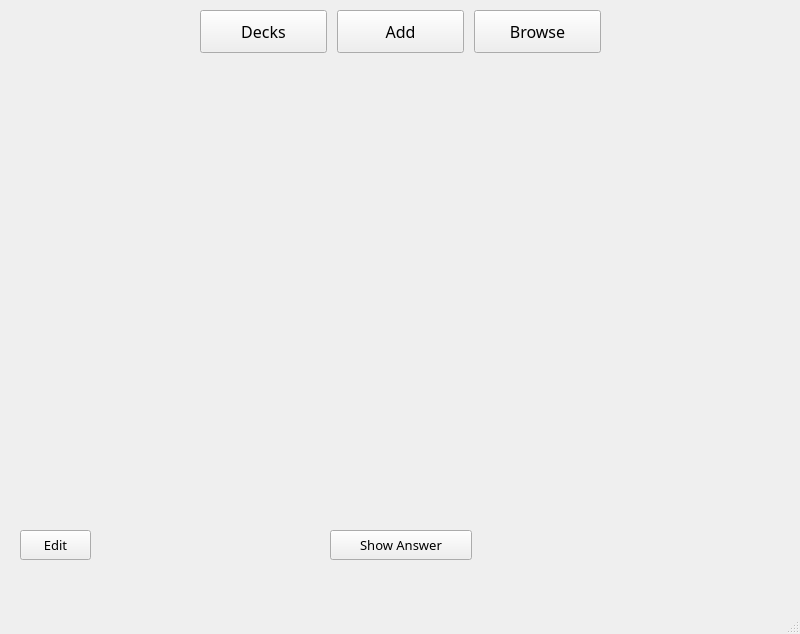
Qt form mainwindow.ui (sapondanaisriwan/Do-for-) before a commit.
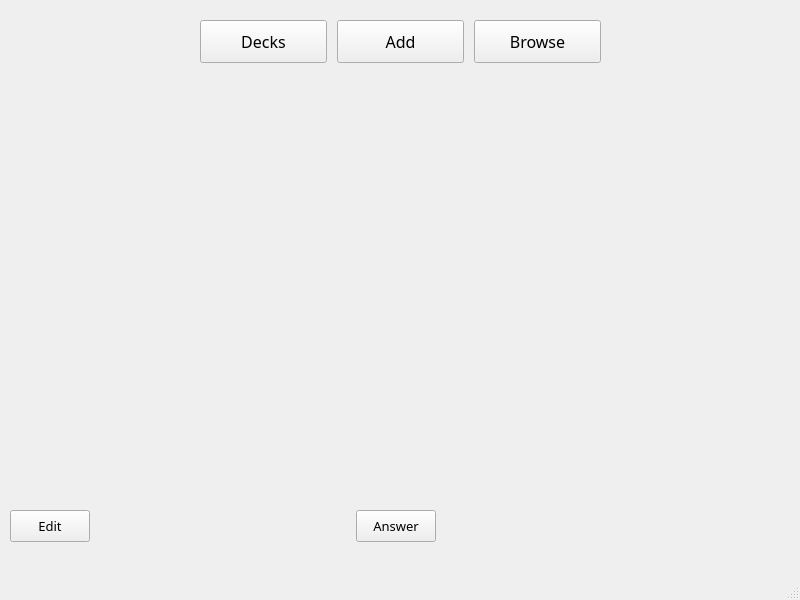
The same form after that commit.

Commit message: resize button

The edit to the form file:
```diff
--- a/mainwindow.ui
+++ b/mainwindow.ui
@@ -2,12 +2,18 @@
 <ui version="4.0">
  <class>MainWindow</class>
  <widget class="QMainWindow" name="MainWindow">
+  <property name="windowModality">
+   <enum>Qt::WindowModality::NonModal</enum>
+  </property>
+  <property name="enabled">
+   <bool>true</bool>
+  </property>
   <property name="geometry">
    <rect>
     <x>0</x>
     <y>0</y>
     <width>800</width>
-    <height>634</height>
+    <height>600</height>
    </rect>
   </property>
   <property name="maximumSize">
@@ -24,7 +30,7 @@
     <property name="geometry">
      <rect>
       <x>0</x>
-      <y>10</y>
+      <y>20</y>
       <width>801</width>
       <height>43</height>
      </rect>
@@ -120,17 +126,61 @@
      </item>
     </layout>
    </widget>
-   <widget class="QPushButton" name="pushButton_4">
+   <widget class="QWidget" name="gridLayoutWidget_2">
     <property name="geometry">
      <rect>
-      <x>20</x>
-      <y>530</y>
-      <width>71</width>
-      <height>30</height>
+      <x>0</x>
+      <y>510</y>
+      <width>801</width>
+      <height>32</height>
      </rect>
     </property>
+    <layout class="QGridLayout" name="gridLayout_3" rowstretch="0">
+     <property name="sizeConstraint">
+      <enum>QLayout::SizeConstraint::SetMinimumSize</enum>
+     </property>
+     <property name="leftMargin">
+      <number>10</number>
+     </property>
+     <property name="topMargin">
+      <number>0</number>
+     </property>
+     <property name="rightMargin">
+      <number>365</number>
+     </property>
+     <property name="bottomMargin">
+      <number>0</number>
+     </property>
+     <property name="spacing">
+      <number>10</number>
+     </property>
+     <item row="0" column="2">
+      <widget class="QPushButton" name="pushButton_9">
     <property name="sizePolicy">
-     <sizepolicy hsizetype="Minimum" vsizetype="Minimum">
+        <sizepolicy hsizetype="Minimum" vsizetype="MinimumExpanding">
+         <horstretch>0</horstretch>
+         <verstretch>0</verstretch>
+        </sizepolicy>
+       </property>
+       <property name="font">
+        <font>
+         <family>Corbel</family>
+         <pointsize>10</pointsize>
+         <italic>false</italic>
+        </font>
+       </property>
+       <property name="cursor">
+        <cursorShape>PointingHandCursor</cursorShape>
+       </property>
+       <property name="text">
+        <string>Answer</string>
+       </property>
+      </widget>
+     </item>
+     <item row="0" column="0">
+      <widget class="QPushButton" name="pushButton_10">
+       <property name="sizePolicy">
+        <sizepolicy hsizetype="Minimum" vsizetype="MinimumExpanding">
       <horstretch>0</horstretch>
       <verstretch>0</verstretch>
      </sizepolicy>
@@ -149,34 +199,21 @@
      <string>Edit</string>
     </property>
    </widget>
-   <widget class="QPushButton" name="pushButton_5">
-    <property name="geometry">
-     <rect>
-      <x>330</x>
-      <y>530</y>
-      <width>142</width>
-      <height>30</height>
-     </rect>
-    </property>
-    <property name="sizePolicy">
-     <sizepolicy hsizetype="Minimum" vsizetype="MinimumExpanding">
-      <horstretch>0</horstretch>
-      <verstretch>0</verstretch>
-     </sizepolicy>
-    </property>
-    <property name="font">
-     <font>
-      <family>Corbel</family>
-      <pointsize>10</pointsize>
-      <bold>false</bold>
-     </font>
-    </property>
-    <property name="cursor">
-     <cursorShape>PointingHandCursor</cursorShape>
-    </property>
-    <property name="text">
-     <string>Show Answer</string>
-    </property>
+     </item>
+     <item row="0" column="1">
+      <spacer name="horizontalSpacer">
+       <property name="orientation">
+        <enum>Qt::Orientation::Horizontal</enum>
+       </property>
+       <property name="sizeHint" stdset="0">
+        <size>
+         <width>40</width>
+         <height>20</height>
+        </size>
+       </property>
+      </spacer>
+     </item>
+    </layout>
    </widget>
   </widget>
   <widget class="QMenuBar" name="menubar">
```
Lines whose indentation alone changed are shown as unchanged.
